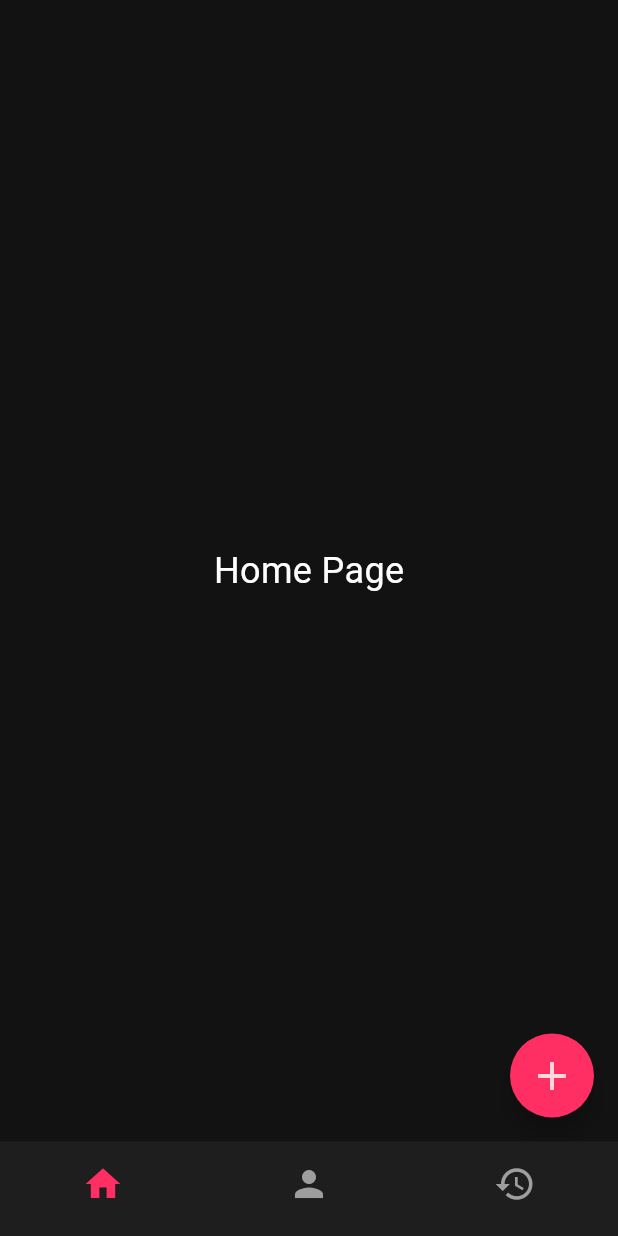
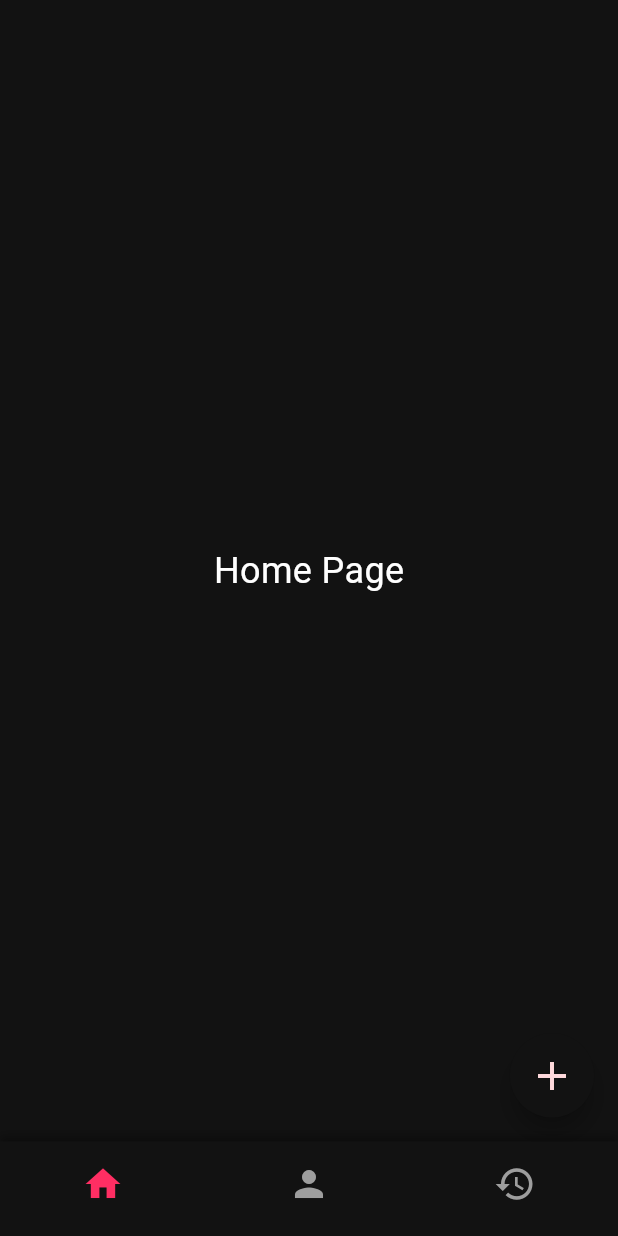
Before and after one commit to fajricpaix/scoreboard, a Flutter app: the screen it shows after launch, on a phone screen of 412 x 824 dp. Run offline on Flutter 3.47's test engine with Material 3 defaults, Android fonts, the phone set to English and light mode, and no system bars.

Commit message:
fix theme

```diff
--- a/lib/components/layouts/bottom_navigation.dart
+++ b/lib/components/layouts/bottom_navigation.dart
@@ -14,6 +14,15 @@ class BottomNavigation extends StatelessWidget {
   Widget build(BuildContext context) {
     return Container(
       padding: EdgeInsets.zero,
+      decoration: BoxDecoration(
+        boxShadow: [
+          BoxShadow(
+            offset: Offset(0, -4),
+            blurRadius: 4,
+            color: Color.fromRGBO(0, 0, 0, 0.3),
+          ),
+        ],
+      ),
       child: BottomNavigationBar(
         items: <BottomNavigationBarItem>[
           const BottomNavigationBarItem(
@@ -40,8 +49,8 @@ class BottomNavigation extends StatelessWidget {
         ],
         currentIndex: selectedIndex,
         selectedItemColor: Theme.of(context).primaryColor,
+        backgroundColor: Theme.of(context).colorScheme.surface,
         unselectedItemColor: Colors.grey,
-        backgroundColor: const Color(0xFF1E1E1E),
         showSelectedLabels: false,
         showUnselectedLabels: false,
         onTap: onItemTapped,
--- a/lib/main.dart
+++ b/lib/main.dart
@@ -18,10 +18,12 @@ class MyApp extends StatelessWidget {
       title: 'Flutter Demo',
       theme: ThemeData(
         primaryColor: primaryColor,
-        scaffoldBackgroundColor: Color(0xFF121212),
+        scaffoldBackgroundColor: backgroundColor,
         colorScheme: ColorScheme.fromSeed(
           seedColor: primaryColor,
           brightness: Brightness.dark,
+        ).copyWith(
+          surface: backgroundColor,
         ),
       ),
       home: const MainScreen(),
--- a/lib/pages/home/index.dart
+++ b/lib/pages/home/index.dart
@@ -1,6 +1,5 @@
 import 'package:flutter/material.dart';
 import 'package:scoreboard/pages/create/index.dart';
-import 'package:scoreboard/theme/index.dart';
 
 class HomePage extends StatelessWidget {
   const HomePage({super.key});
@@ -23,7 +22,7 @@ class HomePage extends StatelessWidget {
             MaterialPageRoute(builder: (_) => const CreateMatchPage()),
           );
         },
-        backgroundColor: primaryColor,
+        backgroundColor: Theme.of(context).colorScheme.surface,
         shape: const CircleBorder(),
         child: const Icon(
           Icons.add,
--- a/lib/theme/index.dart
+++ b/lib/theme/index.dart
@@ -1,3 +1,4 @@
 import 'package:flutter/material.dart';
 
 const Color primaryColor = Color(0xFFFF2E63);
+const Color backgroundColor = Color(0xFF121212);
```
